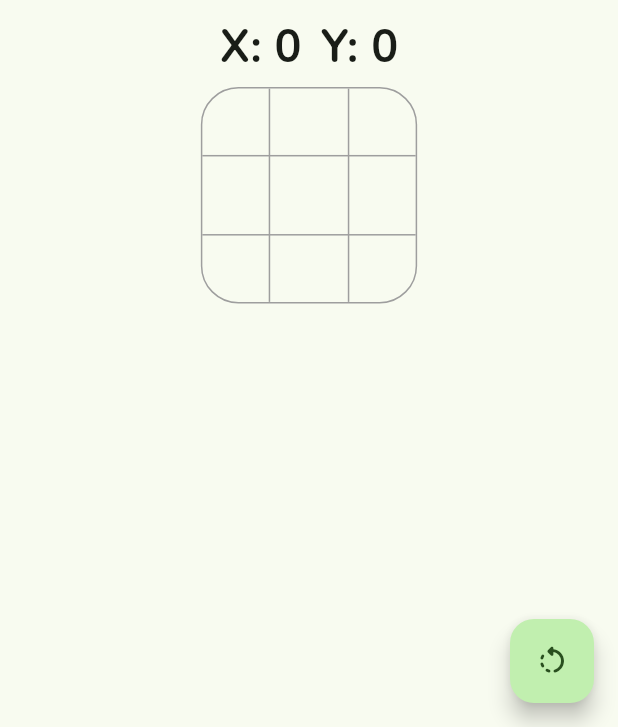
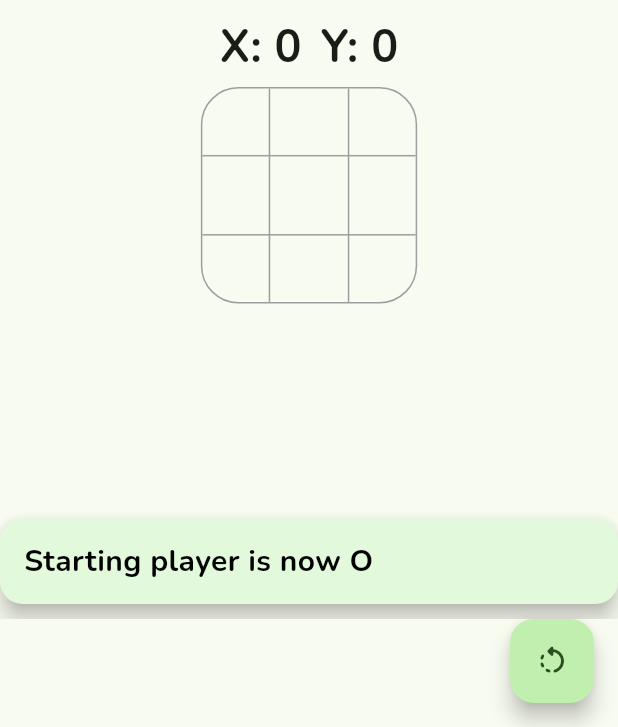
Before and after one commit to zTomz/Tic-Tac-Toe, a Flutter app: the screen it shows after launch, after a tap on the "rotate left" icon, on a phone screen of 412 x 824 dp, the part 509-1236 px from its top. Run offline on Flutter 3.47's test engine with Material 2 defaults, Android fonts, the light colour scheme and no system bars; our stand-ins replace google_fonts.

Commit message:
First commit

```diff
--- a/lib/game.dart
+++ b/lib/game.dart
@@ -42,6 +42,27 @@ class _GameScreenState extends State<GameScreen> {
           } else {
             startPlayer = "X";
           }
+
+          ScaffoldMessenger.of(context).clearSnackBars();
+          ScaffoldMessenger.of(context).showSnackBar(
+            SnackBar(
+              duration: const Duration(seconds: 2),
+              backgroundColor: const Color(0xFFE3F9DC),
+              shape: RoundedRectangleBorder(
+                borderRadius: BorderRadius.circular(15),
+              ),
+              width: 500,
+              behavior: SnackBarBehavior.floating,
+              content: Text(
+                "Starting player is now $startPlayer",
+                style: GoogleFonts.nunito(
+                  fontSize: 20,
+                  fontWeight: FontWeight.bold,
+                  color: Colors.black,
+                ),
+              ),
+            ),
+          );
         },
         tooltip: "Switch starting player",
         child: const Icon(Icons.rotate_left_rounded),
@@ -139,14 +160,21 @@ class _GameScreenState extends State<GameScreen> {
                             ScaffoldMessenger.of(context).clearSnackBars();
                             ScaffoldMessenger.of(context).showSnackBar(
                               SnackBar(
+                                duration: const Duration(seconds: 2),
+                                backgroundColor: const Color(0xFFE3F9DC),
+                                shape: RoundedRectangleBorder(
+                                  borderRadius: BorderRadius.circular(15),
+                                ),
+                                width: 500,
+                                behavior: SnackBarBehavior.floating,
                                 content: Text(
                                   "Tie",
                                   style: GoogleFonts.nunito(
                                     fontSize: 20,
                                     fontWeight: FontWeight.bold,
+                                    color: Colors.black,
                                   ),
                                 ),
-                                behavior: SnackBarBehavior.floating,
                                 action: SnackBarAction(
                                   label: "Reset",
                                   onPressed: () {
@@ -170,14 +198,20 @@ class _GameScreenState extends State<GameScreen> {
                             ScaffoldMessenger.of(context).showSnackBar(
                               SnackBar(
                                 duration: const Duration(seconds: 2),
+                                backgroundColor: const Color(0xFFE3F9DC),
+                                shape: RoundedRectangleBorder(
+                                  borderRadius: BorderRadius.circular(15),
+                                ),
+                                width: 500,
+                                behavior: SnackBarBehavior.floating,
                                 content: Text(
                                   "This field is already taken.",
                                   style: GoogleFonts.nunito(
                                     fontSize: 20,
                                     fontWeight: FontWeight.bold,
+                                    color: Colors.black,
                                   ),
                                 ),
-                                behavior: SnackBarBehavior.floating,
                               ),
                             );
                             return;
```
Also changed, not shown: 7 other files.
